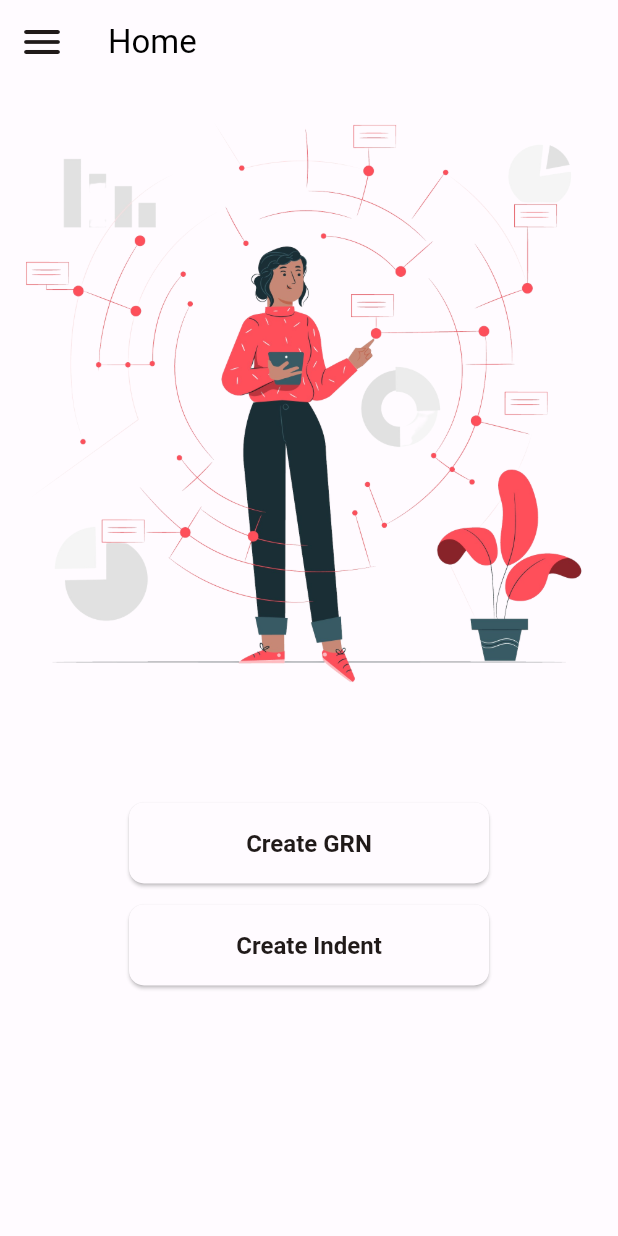
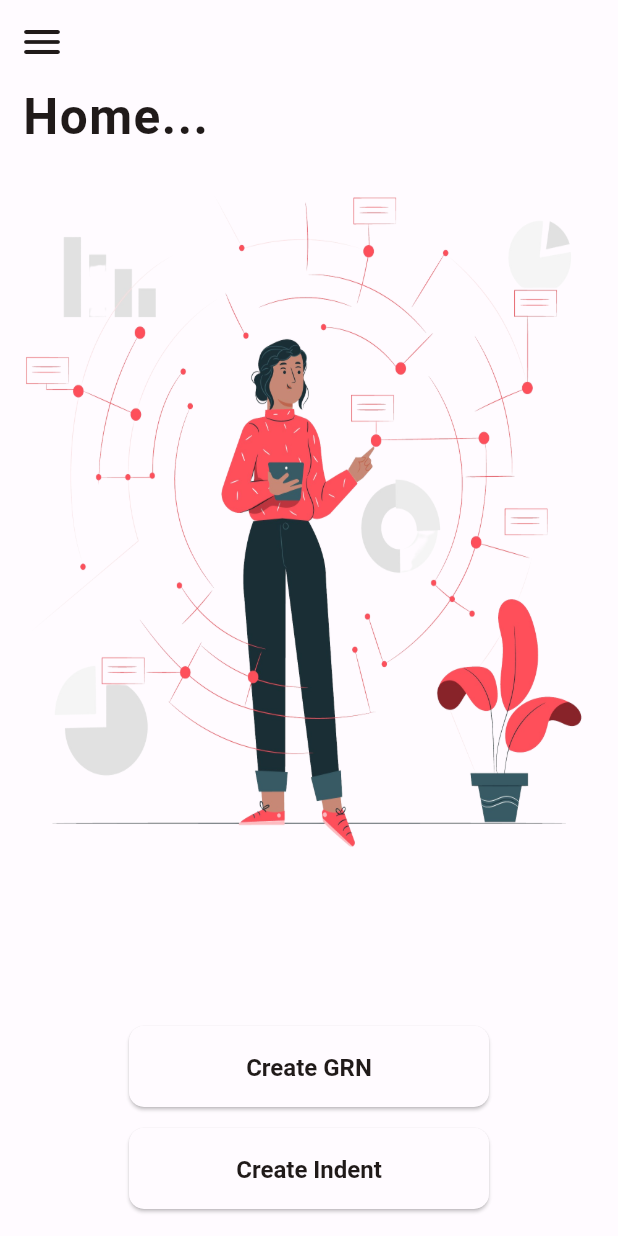
Before and after one commit to maheshgonela/minerva_Project, a Flutter app: the HomePage screen opened directly, in the side drawer, after a tap on the "menu" icon, on a phone screen of 412 x 824 dp. Run offline on Flutter 3.47's test engine with Material 2 defaults, Android fonts, the phone set to English and light mode, and no system bars; our stand-ins replace bloc, cloud_firestore, connectivity, dartz, firebase_crashlytics, flutter_bloc and 9 more; missing offline and left inert: barcode_scan2; accounts and stored records are empty.

Commit message:
changes in home page UI

```diff
--- a/lib/app_drawer.dart
+++ b/lib/app_drawer.dart
@@ -48,8 +48,11 @@ class AppDrawer extends StatelessWidget {
                       leading: const Icon(
                         Icons.home_outlined,
                       ),
-
-                      ),
+                      trailing: const Text(
+                        ". . .",
+                        style: TextStyle(
+                            color: Color.fromARGB(255, 136, 135, 133)),
+                      )),
                   const Divider(
                     color: Colors.grey,
                   ),
@@ -73,7 +76,9 @@ class AppDrawer extends StatelessWidget {
                         style: TextStyle(
                             color: Color.fromARGB(255, 136, 135, 133)),
                       )),
-                  const Divider(  color: Colors.grey,),
+                  const Divider(
+                    color: Colors.grey,
+                  ),
                   ListTile(
                       onTap: () => launchPlayStore(),
                       leading: const Icon(
@@ -90,7 +95,9 @@ class AppDrawer extends StatelessWidget {
                         style: TextStyle(
                             color: Color.fromARGB(255, 136, 135, 133)),
                       )),
-                  const Divider(  color: Colors.grey,),
+                  const Divider(
+                    color: Colors.grey,
+                  ),
                   ListTile(
                     leading: const Icon(
                       Icons.exit_to_app,
@@ -104,11 +111,15 @@ class AppDrawer extends StatelessWidget {
                     onTap: () => BlocProvider.of<AuthBloc>(context)
                         .add(const AuthEvent.signedOut()),
                   ),
-                  const Divider(  color: Colors.grey,),
+                  const Divider(
+                    color: Colors.grey,
+                  ),
                 ],
               ),
             ),
-             const Divider(  color: Colors.grey,),
+            const Divider(
+              color: Colors.grey,
+            ),
             ListTile(
               leading: const Icon(
                 Icons.apps,
--- a/lib/home_page.dart
+++ b/lib/home_page.dart
@@ -28,10 +28,6 @@ class _HomePageState extends State<HomePage> {
 
       drawer: const AppDrawer(),
       appBar: AppBar(
-        title: const Text(
-          'Home',
-          style: TextStyle(color: Colors.black),
-        ),
         leading: Builder(
           builder: (BuildContext context) {
             return IconButton(
@@ -47,11 +43,38 @@ class _HomePageState extends State<HomePage> {
       body: Column(
         mainAxisSize: MainAxisSize.min,
         children: [
-          Flexible(
-            flex: 2,
-            child: Image.asset('assets/images/home_page_img_without_bg.png'),
+          Row(
+            children: [
+              Padding(
+                padding: const EdgeInsets.only(left: 15),
+                child: Text(
+                  'Home... ',
+                  style: GoogleFonts.istokWeb(
+                    textStyle:
+                        Theme.of(context).textTheme.headlineSmall!.copyWith(
+                              fontWeight: FontWeight.bold,
+                              fontSize: 33,
+                              letterSpacing: 1,
                             ),
-          Expanded(child: _buildMobileLayoutBtns(context))
+                  ),
+                ),
+              ),
+            ],
+          ),
+          // ignore: sized_box_for_whitespace
+          Container(
+              height: 480,
+              width: double.maxFinite,
+              child: Image.asset(
+                'assets/images/home_page_img_without_bg.png',
+                fit: BoxFit.fill,
+              )),
+          Expanded(
+            child: Column(
+              mainAxisAlignment: MainAxisAlignment.end,
+              children: [_buildMobileLayoutBtns(context)],
+            ),
+          )
         ],
       ),
       // bottomNavigationBar: BottomAppBar(
@@ -60,38 +83,37 @@ class _HomePageState extends State<HomePage> {
     );
   }
 
-  Widget _buildMobileLayout(BuildContext context) {
-    return Column(
-      crossAxisAlignment: CrossAxisAlignment.start,
-      //alignment: AlignmentDirectional.center,
-      children: [
-        Padding(
-          padding: const EdgeInsets.only(left: 15),
-          child: Text(
-            'Home... ',
-            style: GoogleFonts.istokWeb(
-              textStyle: Theme.of(context).textTheme.headlineSmall!.copyWith(
-                    fontWeight: FontWeight.bold,
-                    fontSize: 33,
-                    letterSpacing: 1,
-                  ),
-            ),
-          ),
-        ),
-        Image.asset(
-          'assets/images/home_page_img_without_bg.png',
-          alignment: Alignment.topCenter,
-          fit: BoxFit.fill,
-          height: 496,
-          width: double.maxFinite,
-        ),
-      ],
-    );
-  }
+  // Widget _buildMobileLayout(BuildContext context) {
+  //   return Column(
+  //     crossAxisAlignment: CrossAxisAlignment.start,
+  //     //alignment: AlignmentDirectional.center,
+  //     children: [
+  //       Padding(
+  //         padding: const EdgeInsets.only(left: 15),
+  //         child: Text(
+  //           'Home... ',
+  //           style: GoogleFonts.istokWeb(
+  //             textStyle: Theme.of(context).textTheme.headlineSmall!.copyWith(
+  //                   fontWeight: FontWeight.bold,
+  //                   fontSize: 33,
+  //                   letterSpacing: 1,
+  //                 ),
+  //           ),
+  //         ),
+  //       ),
+  //       Image.asset(
+  //         'assets/images/home_page_img_without_bg.png',
+  //         alignment: Alignment.topCenter,
+  //         fit: BoxFit.fill,
+  //         height: 496,
+  //         width: double.maxFinite,
+  //       ),
+  //     ],
+  //   );
+  // }
 
   _buildMobileLayoutBtns(BuildContext context) {
-    return SizedBox.expand(
-      child: Column(
+    return Column(
       mainAxisAlignment: MainAxisAlignment.center,
       crossAxisAlignment: CrossAxisAlignment.center,
       children: [
@@ -103,8 +125,10 @@ class _HomePageState extends State<HomePage> {
           height: 6,
         ),
         _createIndent(context, Constants.sweetsSection),
+        const SizedBox(
+          height: 10,
+        ),
       ],
-      ),
     );
   }
 
--- a/pubspec.yaml
+++ b/pubspec.yaml
@@ -47,4 +47,4 @@ flutter:
   uses-material-design: true
   assets:
     - assets/images/
-    - assets/images/minerva_icon.png
+    #- assets/images/minerva_icon.png
```
Also changed, not shown: lib/toast_message.dart (+4 -7 lines), pubspec.lock, 9 other files. Lines whose indentation alone changed are shown as unchanged.
